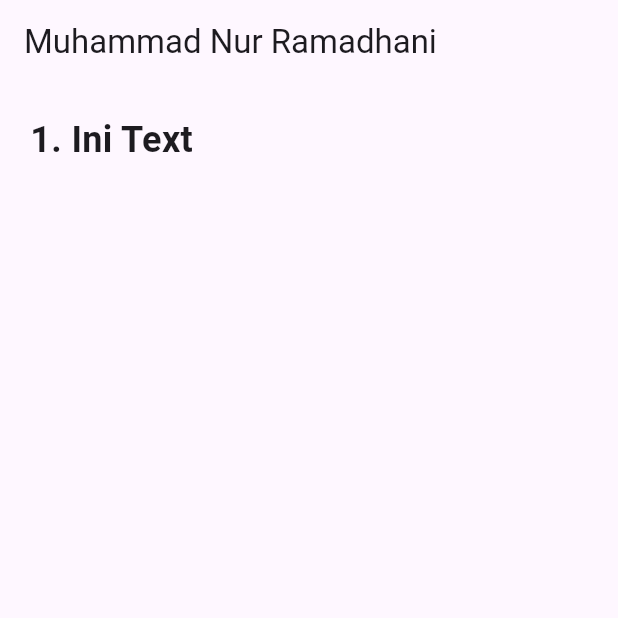
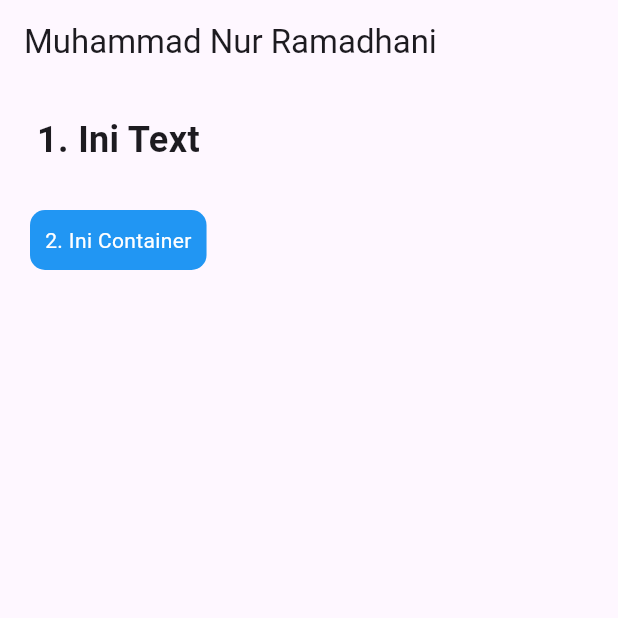
Before and after one commit to MuhRamadhani/Muhammad_Nur_Ramadhani-Widget, a Flutter app: the screen it shows after launch, on a phone screen of 412 x 824 dp, the top half of it. Run offline on Flutter 3.47's test engine with Material 3 defaults, Android fonts, the phone set to English and light mode, and no system bars.

Commit message:
2. Container

```diff
--- a/lib/main.dart
+++ b/lib/main.dart
@@ -23,6 +23,19 @@ class MyApp extends StatelessWidget {
                   fontSize: 24.0,
                   fontWeight: FontWeight.bold,
                 ),
+              ),
+              SizedBox(height: 20.0),
+              Container(
+                padding: EdgeInsets.all(10.0),
+                margin: EdgeInsets.symmetric(vertical: 10.0),
+                decoration: BoxDecoration(
+                  color: Colors.blue,
+                  borderRadius: BorderRadius.circular(10.0),
+                ),
+                child: Text(
+                  '2. Ini Container',
+                  style: TextStyle(color: Colors.white),
+                ),
               ),]
           ),
         ),
```
